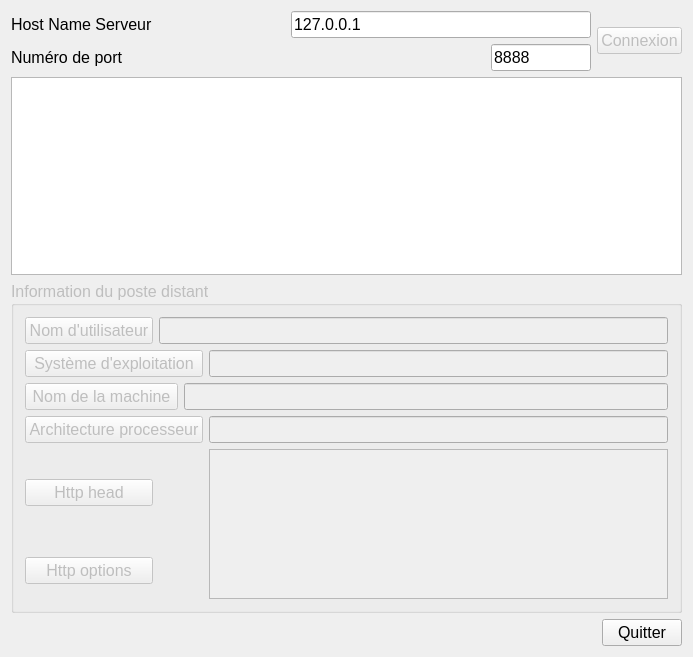
Above: 11_Socket_Client_Serveur/11_1_ClientInfoOrdi/ihmsocket.ui from TheoMichaud/Apprendre_QT before the change. Below: the same form after it.
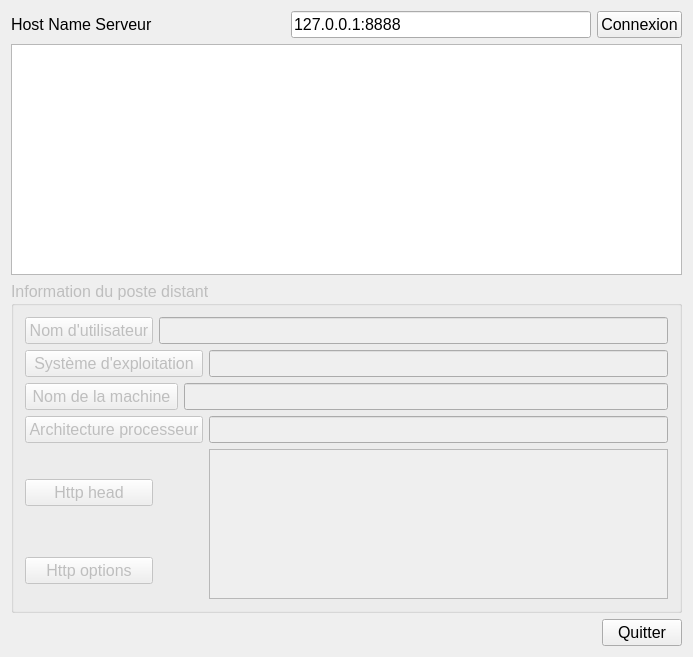
That is the form after the change.

```diff
--- a/11_Socket_Client_Serveur/11_1_ClientInfoOrdi/ihmsocket.ui
+++ b/11_Socket_Client_Serveur/11_1_ClientInfoOrdi/ihmsocket.ui
@@ -59,65 +59,21 @@
             </font>
            </property>
            <property name="text">
-            <string>127.0.0.1</string>
+            <string>127.0.0.1:8888</string>
            </property>
           </widget>
          </item>
         </layout>
        </item>
        <item>
-        <layout class="QHBoxLayout" name="horizontalLayout">
-         <item>
-          <widget class="QLabel" name="label_2">
-           <property name="font">
-            <font>
-             <pointsize>12</pointsize>
-            </font>
-           </property>
-           <property name="text">
-            <string>Numéro de port</string>
-           </property>
-          </widget>
-         </item>
-         <item>
-          <spacer name="horizontalSpacer_2">
-           <property name="orientation">
-            <enum>Qt::Horizontal</enum>
-           </property>
-           <property name="sizeHint" stdset="0">
-            <size>
-             <width>13</width>
-             <height>20</height>
-            </size>
-           </property>
-          </spacer>
-         </item>
-         <item>
-          <widget class="QLineEdit" name="lineEditNumeroPort">
-           <property name="maximumSize">
-            <size>
-             <width>100</width>
-             <height>16777215</height>
-            </size>
-           </property>
-           <property name="font">
-            <font>
-             <pointsize>12</pointsize>
-            </font>
-           </property>
-           <property name="text">
-            <string>8888</string>
-           </property>
-          </widget>
-         </item>
-        </layout>
+        <layout class="QHBoxLayout" name="horizontalLayout"/>
        </item>
       </layout>
      </item>
      <item>
       <widget class="QPushButton" name="pushButtonConnexionAuServeur">
        <property name="enabled">
-        <bool>false</bool>
+        <bool>true</bool>
        </property>
        <property name="font">
         <font>
```
